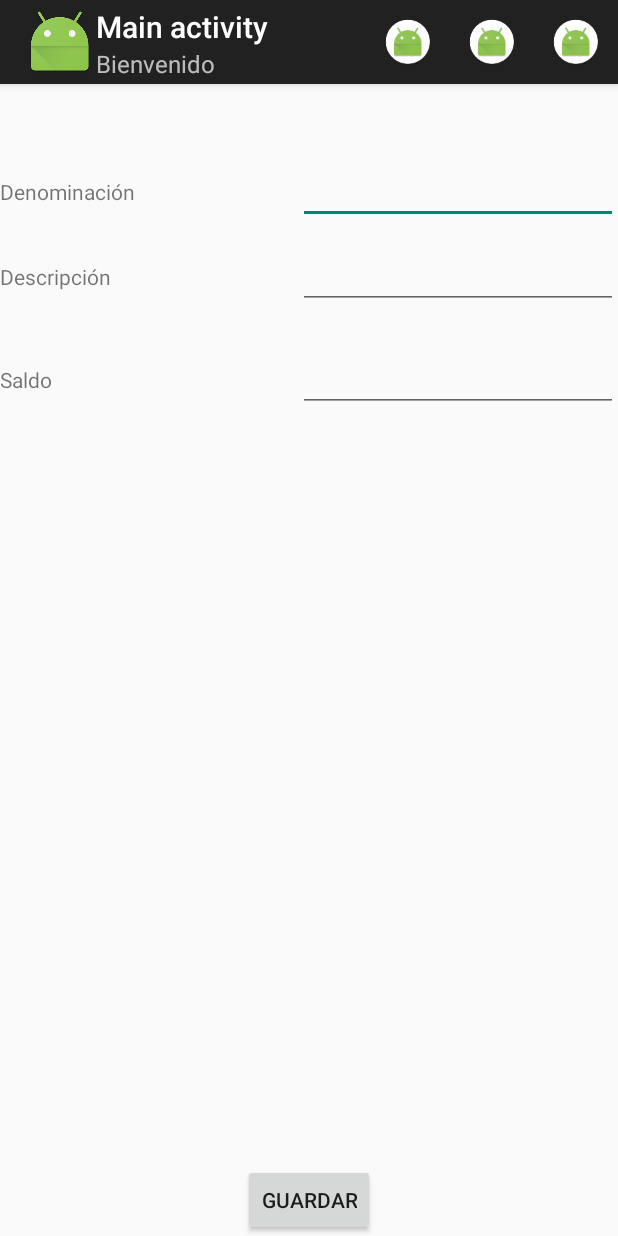
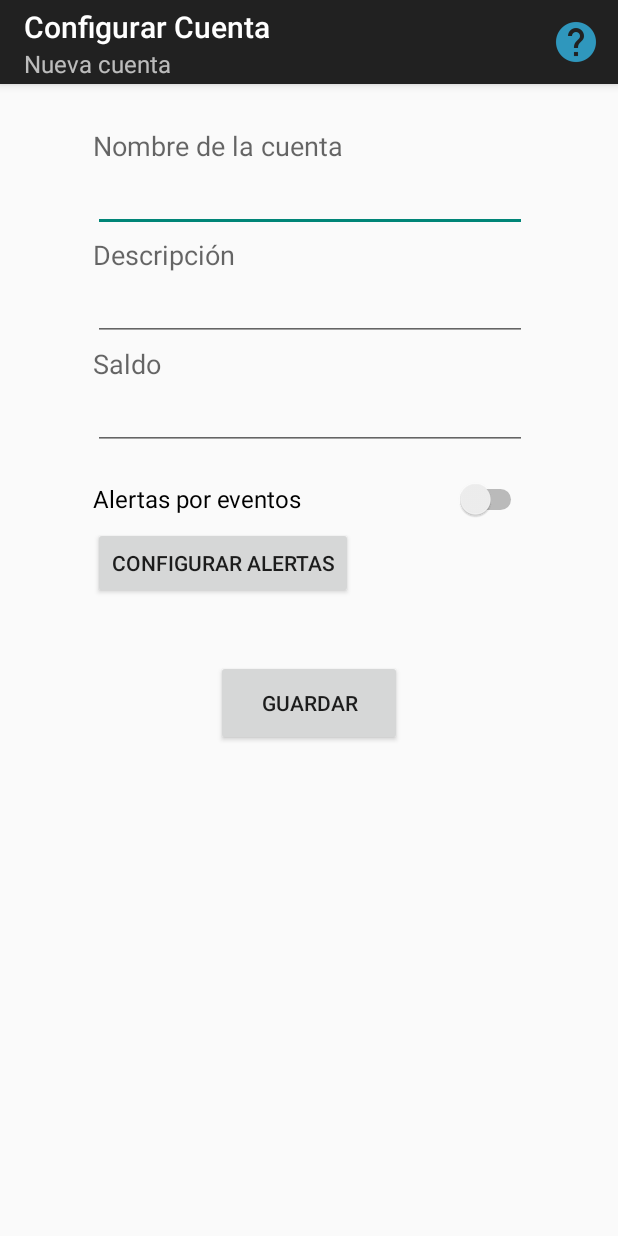
Before and after one commit to mauricioarielramirez/ProyectoProgramacionMovil, an Android app: the screen it shows after launch (MainActivity before the commit, ConfigurarCuenta after it), on a phone screen of 412 x 824 dp. Run offline under Robolectric (Android 15) with nearby library versions, the phone set to English and light mode, and no system bars.

Commit message:
Activity para cuenta
- Se creó el activity para alta/modificación de cuentas

```diff
--- a/ProyectoFinal/app/src/main/AndroidManifest.xml
+++ b/ProyectoFinal/app/src/main/AndroidManifest.xml
@@ -9,19 +9,18 @@
         android:roundIcon="@mipmap/ic_launcher_round"
         android:supportsRtl="true"
         android:theme="@style/AppTheme"> <!-- Por defecto para todas las activity que no se configure con otra cosa -->
-
         <activity
             android:name=".MainActivity"
             android:theme="@style/Theme.AppCompat.Light.DarkActionBar"> <!-- Permite usar el action bar para personalizarlo -->
-            <intent-filter>
-                <action android:name="android.intent.action.MAIN" />
-                <category android:name="android.intent.category.LAUNCHER" />
-            </intent-filter>
 
         </activity>
             <activity
                 android:name="layout.cuenta.ConfigurarCuenta"
                 android:theme="@style/Theme.AppCompat.Light.DarkActionBar"> <!-- Permite usar el action bar para personalizarlo -->
+                <intent-filter>
+                    <action android:name="android.intent.action.MAIN" />
+                    <category android:name="android.intent.category.LAUNCHER" />
+                </intent-filter>
         </activity>
 
     </application>
--- a/ProyectoFinal/app/src/main/java/layout/cuenta/ConfigurarCuenta.java
+++ b/ProyectoFinal/app/src/main/java/layout/cuenta/ConfigurarCuenta.java
@@ -1,8 +1,9 @@
 package layout.cuenta;
 
+import android.os.Bundle;
 import android.support.v7.app.ActionBar;
 import android.support.v7.app.AppCompatActivity;
-import android.os.Bundle;
+import android.view.Menu;
 
 import progmovil.gugler.com.proyectofinal.R;
 
@@ -15,6 +16,13 @@ public class ConfigurarCuenta extends AppCompatActivity {
 
         ActionBar actionBar = getSupportActionBar(); // Permite personalizar el action bar
         actionBar.setTitle("Configurar Cuenta");
-        actionBar.setIcon(R.mipmap.ic_launcher);
+        actionBar.setSubtitle("Nueva cuenta");
+    }
+
+    /*Botón de ayuda*/
+    @Override
+    public boolean onCreateOptionsMenu(Menu menu) {
+        getMenuInflater().inflate(R.menu.help, menu); //En menu.xml se definen
+        return true;
     }
 }
--- a/ProyectoFinal/app/src/main/java/progmovil/gugler/com/proyectofinal/MainActivity.java
+++ b/ProyectoFinal/app/src/main/java/progmovil/gugler/com/proyectofinal/MainActivity.java
@@ -35,7 +35,7 @@ public class MainActivity extends AppCompatActivity {
         actionBar.setTitle("Main activity");
         actionBar.setSubtitle("Bienvenido");
         actionBar.setDisplayShowHomeEnabled(true);
-        actionBar.setIcon(R.mipmap.ic_launcher); //ícono de la izquierda
+        actionBar.setIcon(R.drawable.ic_back); //ícono de la izquierda
 
     }
     /*PROBANDO UN MENU*/
--- a/ProyectoFinal/app/src/main/res/layout/activity_configurar_cuenta.xml
+++ b/ProyectoFinal/app/src/main/res/layout/activity_configurar_cuenta.xml
@@ -4,7 +4,131 @@
     xmlns:tools="http://schemas.android.com/tools"
     android:layout_width="match_parent"
     android:layout_height="match_parent"
-    tools:context="layout.cuenta.ConfigurarCuenta">
+    tools:context="layout.cuenta.ConfigurarCuenta"
+    tools:layout_editor_absoluteY="81dp"
+    tools:layout_editor_absoluteX="0dp"
+    android:isScrollContainer="true"
+    android:scrollbarAlwaysDrawVerticalTrack="true">
+
+
+    <Button
+        android:id="@+id/button4"
+        android:layout_width="124dp"
+        android:layout_height="57dp"
+        android:layout_marginBottom="8dp"
+        android:layout_marginLeft="8dp"
+        android:layout_marginTop="8dp"
+        android:text="Guardar"
+        app:layout_constraintBottom_toBottomOf="parent"
+        app:layout_constraintLeft_toLeftOf="parent"
+        app:layout_constraintTop_toBottomOf="@+id/linearLayout"
+        app:layout_constraintVertical_bias="0.0"
+        android:layout_marginRight="8dp"
+        app:layout_constraintRight_toRightOf="parent" />
+
+    <LinearLayout
+        android:id="@+id/linearLayout"
+        android:layout_width="289dp"
+        android:layout_height="350dp"
+        android:orientation="vertical"
+        android:weightSum="1"
+        android:layout_marginLeft="8dp"
+        app:layout_constraintLeft_toLeftOf="parent"
+        android:layout_marginRight="8dp"
+        app:layout_constraintRight_toRightOf="parent"
+        app:layout_constraintTop_toTopOf="parent"
+        android:layout_marginTop="26dp"
+        app:layout_constraintHorizontal_bias="0.506">
+
+        <Space
+            android:layout_width="match_parent"
+            android:layout_height="wrap_content"
+            android:layout_weight="0.05" />
+
+        <TextView
+            android:id="@+id/textView7"
+            android:layout_width="wrap_content"
+            android:layout_height="wrap_content"
+            android:text="Nombre de la cuenta"
+            android:textAppearance="@style/TextAppearance.AppCompat.Caption"
+            android:textSize="18sp"
+            android:visibility="visible" />
+
+        <EditText
+            android:id="@+id/txt"
+            android:layout_width="match_parent"
+            android:layout_height="wrap_content"
+            android:ems="10"
+            android:inputType="textPersonName" />
+
+        <Space
+            android:layout_width="match_parent"
+            android:layout_height="wrap_content"
+            android:layout_weight="0.05" />
+
+        <TextView
+            android:id="@+id/textView8"
+            android:layout_width="match_parent"
+            android:layout_height="wrap_content"
+            android:text="Descripción"
+            android:textAppearance="@style/TextAppearance.AppCompat.Caption"
+            android:textSize="18sp" />
+
+        <EditText
+            android:id="@+id/editText10"
+            android:layout_width="match_parent"
+            android:layout_height="wrap_content"
+            android:ems="10"
+            android:inputType="textPersonName" />
+
+        <Space
+            android:layout_width="match_parent"
+            android:layout_height="wrap_content"
+            android:layout_weight="0.05" />
+
+        <TextView
+            android:id="@+id/textView9"
+            android:layout_width="match_parent"
+            android:layout_height="wrap_content"
+            android:text="Saldo"
+            android:textAppearance="@style/TextAppearance.AppCompat.Caption"
+            android:textSize="18sp" />
+
+        <EditText
+            android:id="@+id/editText11"
+            android:layout_width="match_parent"
+            android:layout_height="wrap_content"
+            android:ems="10"
+            android:inputType="numberDecimal" />
+
+        <Space
+            android:layout_width="match_parent"
+            android:layout_height="wrap_content"
+            android:layout_weight="0.26" />
+
+        <Switch
+            android:id="@+id/switch2"
+            android:layout_width="match_parent"
+            android:layout_height="wrap_content"
+            android:layout_weight="0.05"
+            android:switchTextAppearance="@android:style/TextAppearance"
+            android:text="Alertas por eventos"
+            android:textAppearance="@android:style/TextAppearance" />
+
+        <Space
+            android:layout_width="match_parent"
+            android:layout_height="wrap_content"
+            android:layout_weight="0.05" />
+
+        <Button
+            android:id="@+id/button"
+            android:layout_width="wrap_content"
+            android:layout_height="wrap_content"
+            android:text="Configurar alertas"
+            android:textAppearance="@style/TextAppearance.AppCompat.Button" />
+
+    </LinearLayout>
+
 
 
 </android.support.constraint.ConstraintLayout>
--- /dev/null
+++ b/ProyectoFinal/app/src/main/res/menu/help.xml
@@ -0,0 +1,9 @@
+<?xml version="1.0" encoding="utf-8"?>
+<menu xmlns:android="http://schemas.android.com/apk/res/android"
+    xmlns:progmovil.gugler.com.proyectofinal="http://schemas.android.com/apk/res-auto">
+    <item
+        android:id="@+id/item1"
+        android:icon="@drawable/ic_help"
+        android:title="Help"
+        progmovil.gugler.com.proyectofinal:showAsAction="ifRoom"></item>
+</menu>
--- a/ProyectoFinal/app/src/main/res/menu/menu.xml
+++ b/ProyectoFinal/app/src/main/res/menu/menu.xml
@@ -2,19 +2,20 @@
 
 <menu xmlns:android="http://schemas.android.com/apk/res/android"
     xmlns:progmovil.gugler.com.proyectofinal="http://schemas.android.com/apk/res-auto">
-    <item android:id="@+id/item1"
+    <item
+        android:id="@+id/item1"
+        android:icon="@drawable/ic_action_photo"
         android:title="Alfa"
+        progmovil.gugler.com.proyectofinal:showAsAction="never"></item>
+    <item
+        android:id="@+id/item2"
         android:icon="@mipmap/ic_launcher_round"
-        progmovil.gugler.com.proyectofinal:showAsAction="ifRoom">
-    </item>
-    <item android:id="@+id/item2"
         android:title="Beta"
+        progmovil.gugler.com.proyectofinal:showAsAction="never"></item>
+    <item android:id="@+id/item3"
+        android:title="Gamma"
         android:icon="@mipmap/ic_launcher_round"
-        progmovil.gugler.com.proyectofinal:showAsAction="ifRoom">
 
-    </item>
-    <item android:id="@+id/item3" android:title="Gamma"
-        android:icon="@mipmap/ic_launcher_round"
-        progmovil.gugler.com.proyectofinal:showAsAction="ifRoom">
+        progmovil.gugler.com.proyectofinal:showAsAction="never">
     </item>
 </menu>
```
Also changed, not shown: ProyectoFinal/app/src/main/res/drawable-hdpi/ic_action_photo.png (added), ProyectoFinal/app/src/main/res/drawable-hdpi/ic_back.png (added), ProyectoFinal/app/src/main/res/drawable-hdpi/ic_help.png (added), ProyectoFinal/app/src/main/res/drawable-mdpi/ic_action_photo.png (added), ProyectoFinal/app/src/main/res/drawable-mdpi/ic_back.png (added), ProyectoFinal/app/src/main/res/drawable-mdpi/ic_help.png (added), ProyectoFinal/app/src/main/res/drawable-xhdpi/ic_action_photo.png (added), ProyectoFinal/app/src/main/res/drawable-xhdpi/ic_back.png (added), ProyectoFinal/app/src/main/res/drawable-xhdpi/ic_help.png (added), ProyectoFinal/app/src/main/res/drawable-xxhdpi/ic_action_photo.png (added), ProyectoFinal/app/src/main/res/drawable-xxhdpi/ic_back.png (added), ProyectoFinal/app/src/main/res/drawable-xxhdpi/ic_help.png (added).
